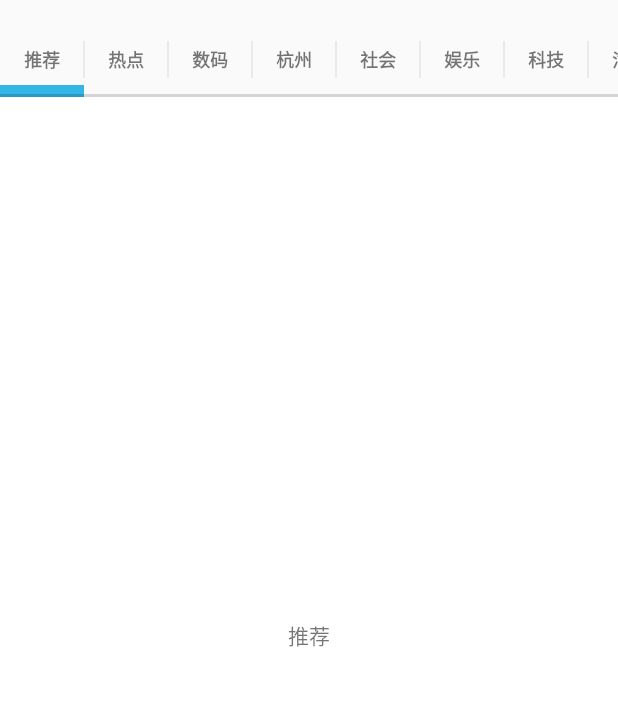
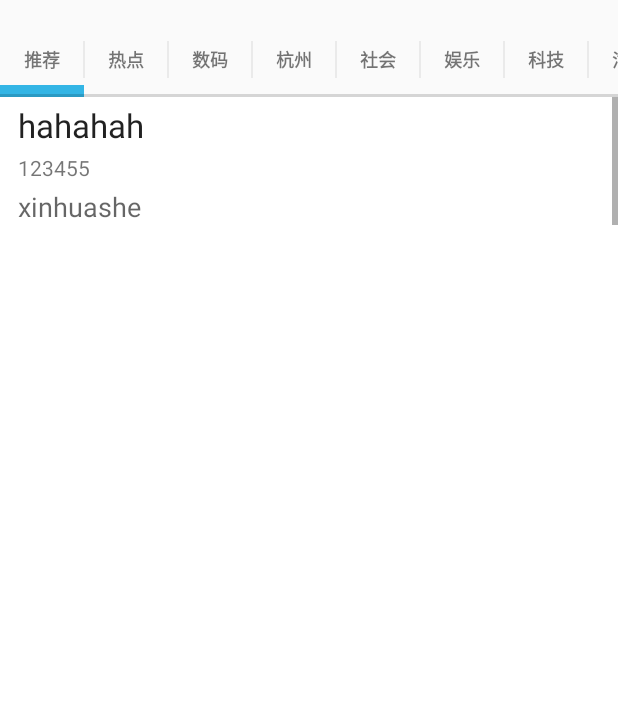
Before and after one commit to dengn/TodayFrance, an Android app: the MainActivity screen opened directly, with no data from a screen before it, on a phone screen of 412 x 824 dp, the part 62-768 px from its top. Run offline under Robolectric (Android 15) with nearby library versions, the phone set to English and light mode, and no system bars; our stand-ins replace ButterKnife.

Commit message:
Add a basic RecyclerView for showing news items.

```diff
--- a/app/build.gradle
+++ b/app/build.gradle
@@ -26,4 +26,5 @@ dependencies {
     compile 'com.android.support:recyclerview-v7:22.1.1'
     compile 'com.facebook.stetho:stetho:1.1.1'
     compile 'com.facebook.stetho:stetho-okhttp:1.1.1'
+    compile 'com.jakewharton:butterknife:6.1.0'
 }
--- a/app/src/main/java/dengn/todayfrance/MainActivity.java
+++ b/app/src/main/java/dengn/todayfrance/MainActivity.java
@@ -55,7 +55,7 @@ public class MainActivity extends AppCompatActivity {
         getSupportActionBar().setDisplayShowHomeEnabled(true);
 
 
-        mRecyclerView = (RecyclerView) findViewById(R.id.RecyclerView); // Assigning the RecyclerView Object to the xml View
+        mRecyclerView = (RecyclerView) findViewById(R.id.left_drawer); // Assigning the RecyclerView Object to the xml View
 
         mRecyclerView.setHasFixedSize(true);                            // Letting the system know that the list objects are of fixed size
 
@@ -94,8 +94,7 @@ public class MainActivity extends AppCompatActivity {
 
         if (savedInstanceState == null) {
             FragmentTransaction transaction = getSupportFragmentManager().beginTransaction();
-            MainFragment fragment = new MainFragment();
-            transaction.replace(R.id.fragment_layout, fragment);
+            transaction.replace(R.id.fragment_layout, MainFragment.newInstance());
             transaction.commit();
         }
     }
--- a/app/src/main/java/dengn/todayfrance/adapter/NewsFragmentPagerAdapter.java
+++ b/app/src/main/java/dengn/todayfrance/adapter/NewsFragmentPagerAdapter.java
@@ -2,7 +2,7 @@ package dengn.todayfrance.adapter;
 
 import android.support.v4.app.Fragment;
 import android.support.v4.app.FragmentManager;
-import android.support.v4.app.FragmentPagerAdapter;
+import android.support.v4.app.FragmentStatePagerAdapter;
 import android.support.v4.app.FragmentTransaction;
 import android.view.ViewGroup;
 
@@ -11,7 +11,7 @@ import java.util.ArrayList;
 /**
  * Created by OLEDCOMM on 27/05/2015.
  */
-public class NewsFragmentPagerAdapter extends FragmentPagerAdapter {
+public class NewsFragmentPagerAdapter extends FragmentStatePagerAdapter {
     private ArrayList<Fragment> fragments;
     private FragmentManager fm;
 
--- /dev/null
+++ b/app/src/main/java/dengn/todayfrance/adapter/NewsRecyclerViewAdapter.java
@@ -0,0 +1,140 @@
+package dengn.todayfrance.adapter;
+
+import android.content.Context;
+import android.support.v7.widget.RecyclerView;
+import android.view.LayoutInflater;
+import android.view.View;
+import android.view.ViewGroup;
+import android.widget.ImageView;
+import android.widget.TextView;
+
+import java.util.ArrayList;
+
+import butterknife.ButterKnife;
+import butterknife.InjectView;
+import dengn.todayfrance.R;
+import dengn.todayfrance.bean.NewsEntity;
+import dengn.todayfrance.data.Constants;
+
+/**
+ * Author:    ZhuWenWu
+ * Version    V1.0
+ * Date:      2015/1/15  18:18.
+ * Description:
+ * Modification  History:
+ * Date         	Author        		Version        	Description
+ * -----------------------------------------------------------------------------------
+ * 2015/1/15        ZhuWenWu            1.0                    1.0
+ * Why & What is modified:
+ */
+public class NewsRecyclerViewAdapter extends RecyclerView.Adapter<RecyclerView.ViewHolder> {
+    public static enum ITEM_TYPE {
+        ITEM_TYPE_TEXT,
+        ITEM_TYPE_IMAGE,
+        ITEM_TYPE_MULTI_IMAGE
+    }
+
+    private final LayoutInflater mLayoutInflater;
+    private final Context mContext;
+    private String[] newsTitles = new String[6];
+    private String[] newsSummarys = new String[6];
+    private String[] newsSources = new String[6];
+
+    public NewsRecyclerViewAdapter(Context context) {
+        ArrayList<NewsEntity> newsEntity = Constants.getNews();
+        for(int i=0;i<newsEntity.size();i++){
+            newsTitles[i] = newsEntity.get(i).getTitle();
+            newsSummarys[i] = newsEntity.get(i).getSummary();
+            newsSources[i] = newsEntity.get(i).getSource();
+        }
+        mContext = context;
+        mLayoutInflater = LayoutInflater.from(context);
+    }
+
+    @Override
+    public RecyclerView.ViewHolder onCreateViewHolder(ViewGroup parent, int viewType) {
+        if (viewType == ITEM_TYPE.ITEM_TYPE_TEXT.ordinal()) {
+            return new NewsTextViewHolder(mLayoutInflater.inflate(R.layout.news_row_text, parent, false));
+        } else if (viewType == ITEM_TYPE.ITEM_TYPE_IMAGE.ordinal()) {
+            return new NewsImageViewHolder(mLayoutInflater.inflate(R.layout.news_row_image, parent, false));
+        } else {
+            return new NewsMultiImageViewHolder(mLayoutInflater.inflate(R.layout.news_row_multi_image, parent, false));
+        }
+    }
+
+    @Override
+    public void onBindViewHolder(RecyclerView.ViewHolder holder, int position) {
+        if (holder instanceof NewsTextViewHolder) {
+            ((NewsTextViewHolder) holder).newsHead.setText(newsTitles[position]);
+            ((NewsTextViewHolder) holder).newsTime.setText(newsSummarys[position]);
+            ((NewsTextViewHolder) holder).newsBody.setText(newsSources[position]);
+        } else if (holder instanceof NewsImageViewHolder) {
+            //((NewsImageViewHolder) holder).mTextView.setText(mTitles[position]);
+        } else{
+            //((NewsMultiImageViewHolder) holder).mTextView.setText(mTitles[position]);
+        }
+    }
+
+    @Override
+    public int getItemCount() {
+        return newsTitles == null ? 0 : newsTitles.length;
+    }
+
+    public static class NewsTextViewHolder extends RecyclerView.ViewHolder {
+        @InjectView(R.id.news_text_head)
+        TextView newsHead;
+
+        @InjectView(R.id.news_text_time)
+        TextView newsTime;
+
+        @InjectView(R.id.news_text_body)
+        TextView newsBody;
+
+        NewsTextViewHolder(View view) {
+            super(view);
+            ButterKnife.inject(this, view);
+        }
+    }
+
+    public static class NewsImageViewHolder extends RecyclerView.ViewHolder {
+        @InjectView(R.id.news_image_head)
+        TextView newsHead;
+
+        @InjectView(R.id.news_image_image)
+        ImageView newsImage;
+
+        @InjectView(R.id.news_image_time)
+        TextView newsTime;
+
+        @InjectView(R.id.news_image_body)
+        TextView newsBody;
+
+        NewsImageViewHolder(View view) {
+            super(view);
+            ButterKnife.inject(this, view);
+        }
+    }
+
+    public static class NewsMultiImageViewHolder extends RecyclerView.ViewHolder {
+        @InjectView(R.id.news_multi_head)
+        TextView newsHead;
+
+        @InjectView(R.id.news_multi_time)
+        TextView newsTime;
+
+        @InjectView(R.id.news_image_left)
+        ImageView newsImageLeft;
+
+        @InjectView(R.id.news_image_center)
+        ImageView newsImageCenter;
+
+        @InjectView(R.id.news_image_right)
+        ImageView newsImageRight;
+
+        NewsMultiImageViewHolder(View view) {
+            super(view);
+            ButterKnife.inject(this, view);
+        }
+    }
+
+}
--- a/app/src/main/java/dengn/todayfrance/bean/NewsEntity.java
+++ b/app/src/main/java/dengn/todayfrance/bean/NewsEntity.java
@@ -15,7 +15,7 @@ public class NewsEntity implements Parcelable {
     /** 新闻类型 */
     private String newsCategory;
     /** 标记状态，如推荐之类的 */
-    private Integer mark;;
+    private Integer mark;
     /** 评论数量 */
     private Integer commentNum;
     /** ID */
--- a/app/src/main/java/dengn/todayfrance/data/Constants.java
+++ b/app/src/main/java/dengn/todayfrance/data/Constants.java
@@ -3,6 +3,7 @@ package dengn.todayfrance.data;
 import java.util.ArrayList;
 
 import dengn.todayfrance.bean.NewsClassify;
+import dengn.todayfrance.bean.NewsEntity;
 
 /**
  * Created by OLEDCOMM on 27/05/2015.
@@ -45,4 +46,39 @@ public class Constants {
         newsClassify.add(classify);
         return newsClassify;
     }
+
+    public static ArrayList<NewsEntity> getNews(){
+        ArrayList<NewsEntity> newsEntities = new ArrayList<NewsEntity>();
+        NewsEntity entity = new NewsEntity();
+        entity.setTitle("hahahah");
+        entity.setSummary("123455");
+        entity.setSource("xinhuashe");
+        newsEntities.add(entity);
+        entity = new NewsEntity();
+        entity.setTitle("124er");
+        entity.setSummary("tewetwer");
+        entity.setSource("sgwt243");
+        newsEntities.add(entity);
+        entity = new NewsEntity();
+        entity.setTitle("23rwr");
+        entity.setSummary("gwr");
+        entity.setSource("sghrg");
+        newsEntities.add(entity);
+        entity = new NewsEntity();
+        entity.setTitle("etr42");
+        entity.setSummary("wghtrhw");
+        entity.setSource("hrgegre");
+        newsEntities.add(entity);
+        entity = new NewsEntity();
+        entity.setTitle("fwrtgwrg");
+        entity.setSummary("sgrehreghe");
+        entity.setSource("sdhregregr");
+        newsEntities.add(entity);
+        entity = new NewsEntity();
+        entity.setTitle("wgwrgre");
+        entity.setSummary("wgwregr");
+        entity.setSource("wrrg");
+        newsEntities.add(entity);
+        return newsEntities;
+    }
 }
--- a/app/src/main/java/dengn/todayfrance/fragment/MainFragment.java
+++ b/app/src/main/java/dengn/todayfrance/fragment/MainFragment.java
@@ -73,6 +73,12 @@ public class MainFragment extends Fragment {
     };
 
 
+    public static MainFragment newInstance() {
+        MainFragment fragment = new MainFragment();
+        Bundle args = new Bundle();
+        fragment.setArguments(args);
+        return fragment;
+    }
 
     /**
      * Inflates the {@link View} which will be displayed by this {@link Fragment}, from the app's
@@ -86,11 +92,8 @@ public class MainFragment extends Fragment {
 
         int count =  newsClassify.size();
         for(int i = 0; i< count;i++){
-            Bundle data = new Bundle();
-            data.putString("title", newsClassify.get(i).getTitle());
-            NewsFragment newfragment = new NewsFragment();
-            newfragment.setArguments(data);
-            fragments.add(newfragment);
+
+            fragments.add(NewsFragment.newInstance(newsClassify.get(i).getTitle()));
         }
         return inflater.inflate(R.layout.fragment_main, container, false);
     }
--- a/app/src/main/java/dengn/todayfrance/fragment/NewsFragment.java
+++ b/app/src/main/java/dengn/todayfrance/fragment/NewsFragment.java
@@ -2,22 +2,46 @@ package dengn.todayfrance.fragment;
 
 import android.os.Bundle;
 import android.support.v4.app.Fragment;
+import android.support.v7.widget.DefaultItemAnimator;
+import android.support.v7.widget.LinearLayoutManager;
+import android.support.v7.widget.RecyclerView;
 import android.view.LayoutInflater;
 import android.view.View;
 import android.view.ViewGroup;
-import android.widget.TextView;
 
+import butterknife.ButterKnife;
+import butterknife.InjectView;
 import dengn.todayfrance.R;
+import dengn.todayfrance.adapter.NewsRecyclerViewAdapter;
 
 
 public class NewsFragment extends Fragment {
-	String text;
+
+	public static final int TYPE_LINEAR_LAYOUT = 1;
+	public static final int TYPE_GRID_LAYOUT = 2;
+	public static final int TYPE_STAGGERED_GRID_LAYOUT = 3;
+
+	@InjectView(R.id.news_list)
+	RecyclerView newsList;
+
+	private String title;
+
+
+	public static NewsFragment newInstance(String title) {
+		NewsFragment fragment = new NewsFragment();
+		Bundle args = new Bundle();
+		args.putString("title", title);
+		fragment.setArguments(args);
+		return fragment;
+	}
+
 	@Override
 	public void onCreate(Bundle savedInstanceState) {
+		super.onCreate(savedInstanceState);
 
-		Bundle args = getArguments();
-		text = args != null ? args.getString("title") : "";
-		super.onCreate(savedInstanceState);
+		if (getArguments() != null) {
+			title = getArguments().getString("title");
+		}
 	}
 
 	@Override
@@ -25,9 +49,18 @@ public class NewsFragment extends Fragment {
 			Bundle savedInstanceState) {
 
 		View view = LayoutInflater.from(getActivity()).inflate(R.layout.fragment_news, null);
-		TextView item_textview = (TextView)view.findViewById(R.id.item_textview);
-		item_textview.setText(text);
+		ButterKnife.inject(this, view);
 		return view;
 	}
 
+	@Override
+	public void onViewCreated(View view, Bundle savedInstanceState) {
+		super.onViewCreated(view, savedInstanceState);
+
+		newsList.setLayoutManager(new LinearLayoutManager(getActivity()));//这里用线性显示 类似于list view
+
+		newsList.setAdapter(new NewsRecyclerViewAdapter(getActivity()));
+		newsList.setItemAnimator(new DefaultItemAnimator());
+	}
+
 }
--- a/app/src/main/res/layout/activity_main.xml
+++ b/app/src/main/res/layout/activity_main.xml
@@ -29,7 +29,7 @@
             android:layout_height="match_parent"/>
 
         <android.support.v7.widget.RecyclerView
-            android:id="@+id/RecyclerView"
+            android:id="@+id/left_drawer"
             android:layout_width="320dp"
             android:layout_height="match_parent"
             android:layout_gravity="left"
--- a/app/src/main/res/layout/fragment_news.xml
+++ b/app/src/main/res/layout/fragment_news.xml
@@ -3,11 +3,13 @@
     android:layout_width="match_parent"
     android:layout_height="match_parent" >
 
-    <TextView
-        android:id="@+id/item_textview"
-        android:layout_width="wrap_content"
+    <android.support.v7.widget.RecyclerView
+        android:id="@+id/news_list"
+        android:layout_width="match_parent"
         android:layout_height="wrap_content"
-        android:layout_centerInParent="true"
-        android:text="" />
+        android:layout_gravity="left"
+        android:scrollbars="vertical">
+
+    </android.support.v7.widget.RecyclerView>
 
 </RelativeLayout>
--- /dev/null
+++ b/app/src/main/res/layout/news_row_text.xml
@@ -0,0 +1,29 @@
+<?xml version="1.0" encoding="utf-8"?>
+<LinearLayout xmlns:android="http://schemas.android.com/apk/res/android"
+              android:orientation="vertical"
+              android:layout_width="match_parent"
+              android:layout_height="match_parent">
+
+    <TextView
+        android:layout_width="match_parent"
+        android:layout_height="wrap_content"
+        android:paddingLeft="12dp"
+        android:paddingTop="4dp"
+        android:textAppearance="?android:attr/textAppearanceLarge"
+        android:id="@+id/news_text_head" />
+    <TextView
+        android:layout_width="match_parent"
+        android:layout_height="wrap_content"
+        android:paddingLeft="12dp"
+        android:paddingTop="4dp"
+        android:textAppearance="?android:attr/textAppearanceSmall"
+        android:id="@+id/news_text_time" />
+    <TextView
+        android:layout_width="match_parent"
+        android:layout_height="wrap_content"
+        android:paddingLeft="12dp"
+        android:paddingTop="4dp"
+        android:textAppearance="?android:attr/textAppearanceMedium"
+        android:id="@+id/news_text_body" />
+
+</LinearLayout>
```
Also changed, not shown: app/src/main/res/layout/news_row_image.xml (added, +43 -0 lines), app/src/main/res/layout/news_row_multi_image.xml (added, +44 -0 lines), 1 other file.
